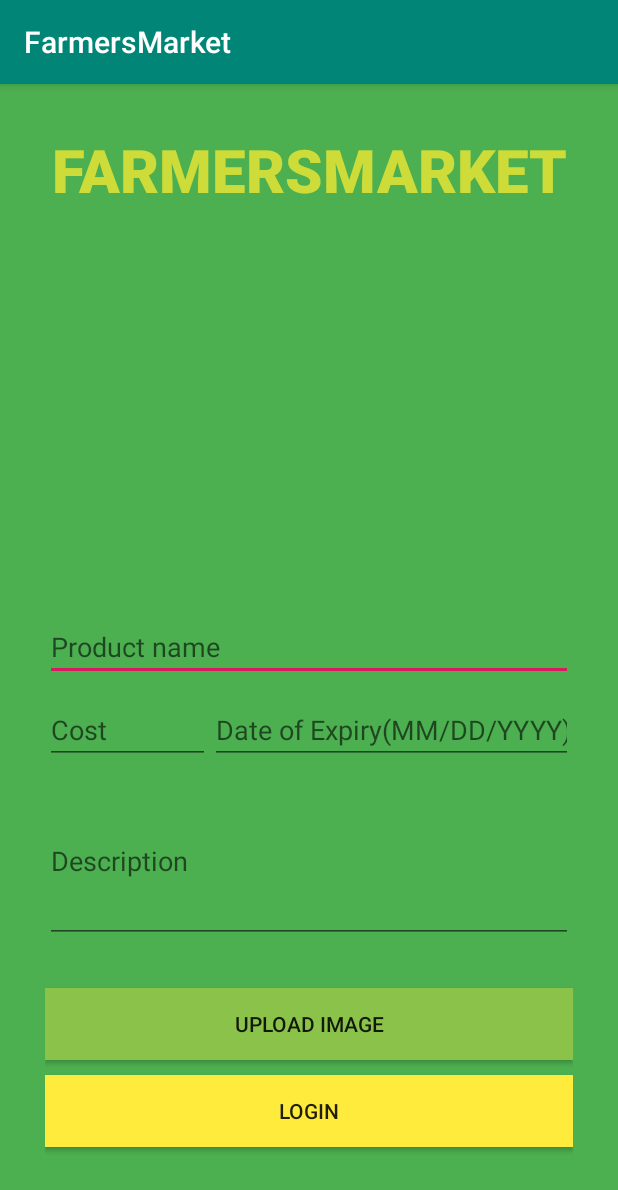
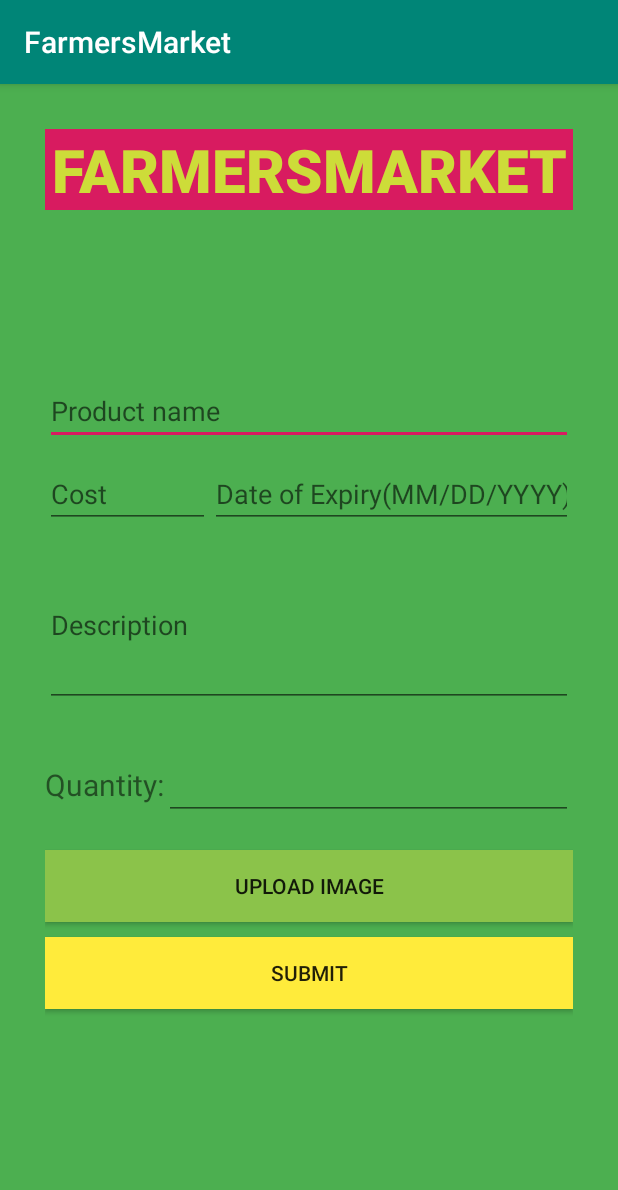
Before and after one commit to SFLazarus/FarmersMarket, an Android app: the SellItems screen opened directly, with no data from a screen before it, after a tap on "UPLOAD IMAGE", on a phone screen of 412 x 824 dp. Shown: the top 1190 px of the screen. Run offline under Robolectric (Android 15) with nearby library versions, the phone set to English and light mode, and no system bars.

Commit message:
Second Commit SellItems updated

```diff
--- a/app/src/main/java/com/lazarus/farmersmarket/SellItems.java
+++ b/app/src/main/java/com/lazarus/farmersmarket/SellItems.java
@@ -19,18 +19,23 @@ import java.io.File;
 
 public class SellItems extends AppCompatActivity {
     protected Button button;
-    protected ImageView img;
 
     @Override
     protected void onCreate(Bundle savedInstanceState) {
         super.onCreate(savedInstanceState);
         setContentView(R.layout.activity_sell_items);
         button= findViewById(R.id.fUploadImage);
-        img=findViewById(R.id.imageView);
-
+        button.setOnClickListener(new View.OnClickListener() {
+            @Override
+            public void onClick(View v) {
+                Intent takePicture = new Intent(MediaStore.ACTION_IMAGE_CAPTURE);
+                startActivityForResult(takePicture, 0);
+            }
+        });
 
 
     }
 
 
+
 }
--- a/app/src/main/res/layout/activity_customers_login.xml
+++ b/app/src/main/res/layout/activity_customers_login.xml
@@ -12,6 +12,7 @@
             android:layout_height="wrap_content"
             android:text="@string/app_name"
             android:textAllCaps="true"
+            android:background="@color/colorAccent"
             android:fontFamily="sans-serif-black"
             android:textSize="40sp"
             android:gravity="center"
--- a/app/src/main/res/layout/activity_farmers_homepage.xml
+++ b/app/src/main/res/layout/activity_farmers_homepage.xml
@@ -11,6 +11,7 @@
         android:layout_width="match_parent"
         android:layout_height="wrap_content"
         android:text="@string/app_name"
+        android:background="@color/colorAccent"
         android:textAllCaps="true"
         android:fontFamily="sans-serif-black"
         android:textSize="40sp"
--- a/app/src/main/res/layout/activity_farmers_login.xml
+++ b/app/src/main/res/layout/activity_farmers_login.xml
@@ -11,6 +11,7 @@
             android:layout_width="match_parent"
             android:layout_height="wrap_content"
             android:text="@string/app_name"
+            android:background="@color/colorAccent"
             android:textAllCaps="true"
             android:fontFamily="sans-serif-black"
             android:textSize="40sp"
--- a/app/src/main/res/layout/activity_main.xml
+++ b/app/src/main/res/layout/activity_main.xml
@@ -18,6 +18,7 @@
             android:layout_width="match_parent"
             android:layout_height="wrap_content"
             android:text="@string/app_name"
+            android:background="@color/colorAccent"
             android:textAllCaps="true"
             android:fontFamily="sans-serif-black"
             android:textSize="40sp"
--- a/app/src/main/res/layout/activity_reset_password.xml
+++ b/app/src/main/res/layout/activity_reset_password.xml
@@ -11,6 +11,7 @@
         android:layout_width="match_parent"
         android:layout_height="wrap_content"
         android:text="@string/app_name"
+        android:background="@color/colorAccent"
         android:textAllCaps="true"
         android:fontFamily="sans-serif-black"
         android:textSize="40sp"
--- a/app/src/main/res/layout/activity_sell_items.xml
+++ b/app/src/main/res/layout/activity_sell_items.xml
@@ -13,17 +13,12 @@
         android:layout_height="wrap_content"
         android:text="@string/app_name"
         android:textAllCaps="true"
+        android:background="@color/colorAccent"
         android:fontFamily="sans-serif-black"
         android:textSize="40sp"
         android:gravity="center"
         android:textColor="#CDDC39"
         />
-
-    <ImageView
-        android:id="@+id/imageView"
-        android:layout_width="match_parent"
-        android:layout_height="250sp"
-        tools:srcCompat="@tools:sample/backgrounds/scenic[13]" />
 
     <LinearLayout
         android:layout_width="match_parent"
@@ -72,6 +67,27 @@
             android:layout_marginBottom="30sp"
             />
 
+        <LinearLayout
+            android:layout_width="match_parent"
+            android:layout_height="wrap_content"
+            android:layout_marginBottom="20sp"
+            android:orientation="horizontal">
+            <TextView
+                android:layout_width="wrap_content"
+                android:layout_height="wrap_content"
+                android:text="Quantity:"
+                android:textSize="20sp"
+
+
+                />
+            <EditText
+                android:layout_width="match_parent"
+                android:layout_height="wrap_content"
+                android:inputType="text"
+
+                />
+        </LinearLayout>
+
 
 
         <Button
@@ -90,7 +106,8 @@
             android:background="#FFEB3B"
             android:layout_marginBottom="10sp"
             android:onClick="fOnClickLogin"
-            android:text="Login" />
+            android:text="Submit" />
+
 
 
     </LinearLayout>
```
